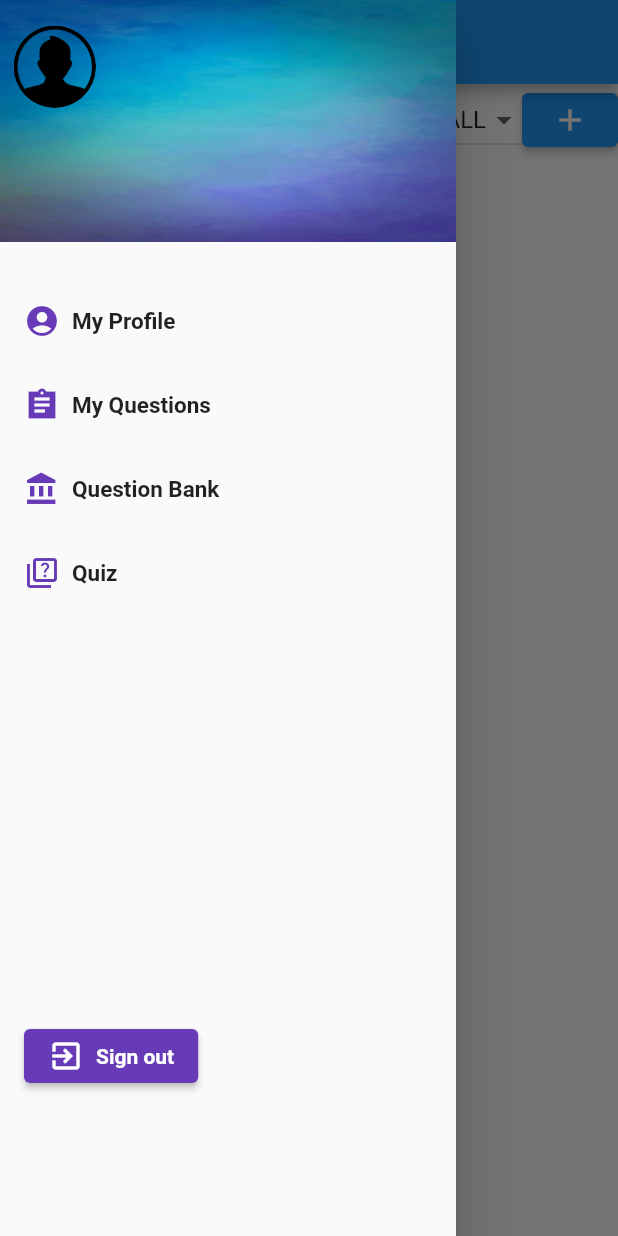
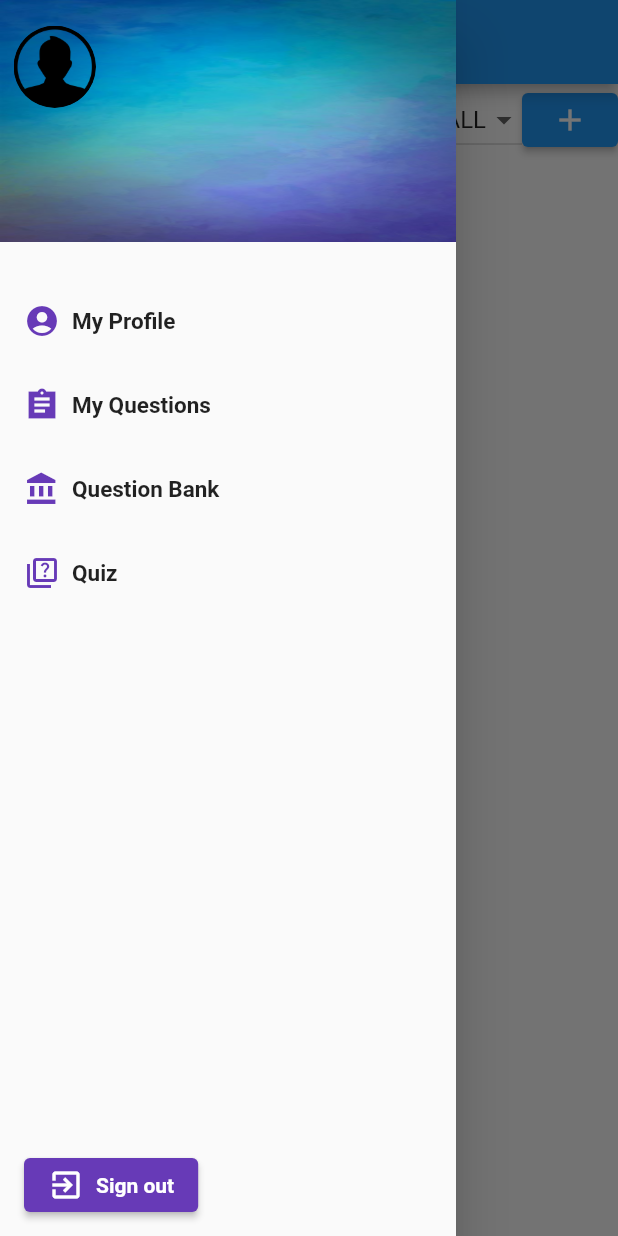
Before and after one commit to Dangabit/MugTogether, a Flutter app: the QuestionsPage screen opened directly, with the side drawer open, on a phone screen of 412 x 824 dp. Run offline on Flutter 3.47's test engine with Material 2 defaults, Android fonts, the phone set to English and light mode, and no system bars; our stand-ins replace cloud_firestore, dropdown_search, firebase_auth, firebase_core, google_fonts; accounts and stored records are empty; generated files the repository leaves out were written again; network calls fail.

Commit message:
Changed implementation of navigation drawer to layout builder to fix renderflex overflow error/bug

```diff
--- a/lib/widgets/in_app_drawer.dart
+++ b/lib/widgets/in_app_drawer.dart
@@ -5,10 +5,12 @@ class InAppDrawer {
   /// Provide the common menu drawer to be used between all features screen
   static Drawer gibDrawer(BuildContext context, User user) {
     return Drawer(
-      child: SingleChildScrollView(
-        physics: const ClampingScrollPhysics(),
-        child: Column(children: <Widget>[
-          ListView(shrinkWrap: true, children: [
+      child: LayoutBuilder(builder: (context, constraint) {
+        return SingleChildScrollView(
+          child: ConstrainedBox(
+            constraints: BoxConstraints(minHeight: constraint.maxHeight),
+            child: IntrinsicHeight(
+              child: Column(mainAxisSize: MainAxisSize.max, children: <Widget>[
                 _createHeader(context, user),
                 const Padding(
                   padding: EdgeInsets.only(top: 5.0),
@@ -36,13 +38,13 @@ class InAppDrawer {
                   'Quiz',
                   () => Navigator.popAndPushNamed(context, '/quiz'),
                 ),
-            const SizedBox(
-              height: 270.0,
-            ),
+                const Spacer(),
                 _signOutButton(context),
               ]),
-        ]),
             ),
+          ),
+        );
+      }),
     );
   }
 
```
Lines whose indentation alone changed are shown as unchanged.
